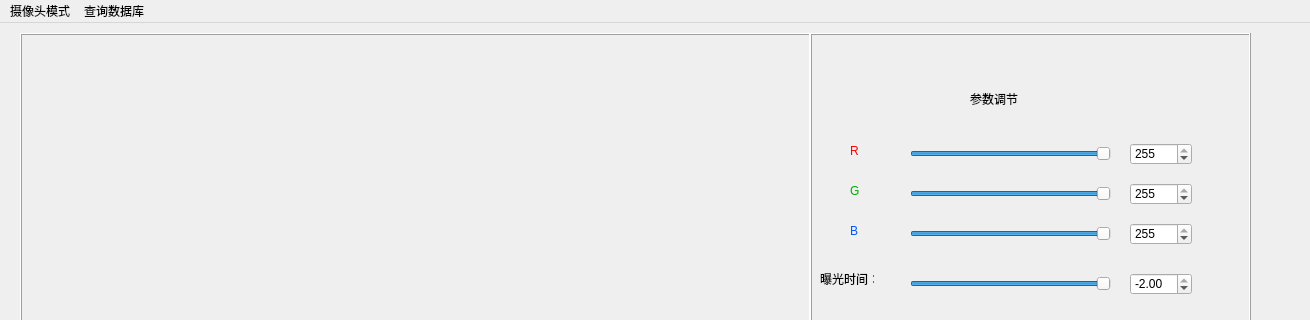
This is camera_model_interface.ui in onceonmydoor/OpenCV_VLPR as Qt 5 draws it before an edit; both pictures show x 0 to 1310 and y 0 to 320 of the 1310 by 887 pixel window. The edited form follows.
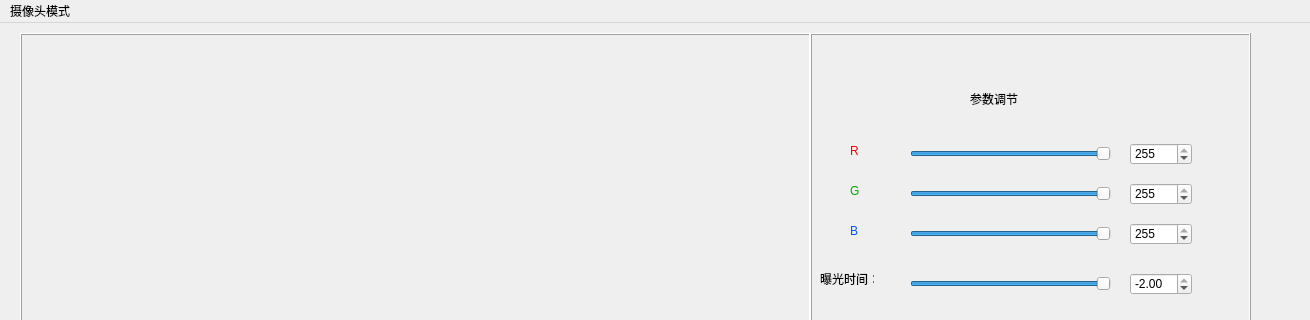
This is the edited form. Icons and pictures are not drawn.

```diff
--- a/camera_model_interface.ui
+++ b/camera_model_interface.ui
@@ -869,13 +869,7 @@
      <string>摄像头模式</string>
     </property>
    </widget>
-   <widget class="QMenu" name="menu_2">
-    <property name="title">
-     <string>查询数据库</string>
-    </property>
-   </widget>
    <addaction name="menu"/>
-   <addaction name="menu_2"/>
   </widget>
   <widget class="QStatusBar" name="statusbar"/>
  </widget>
```
Left out of the diff: 6 changed lines with no effect on the pictures.
